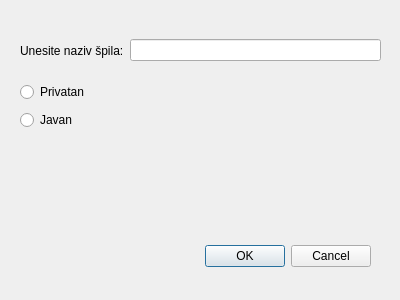
Old version of the form app/forms/createdeckdialog.ui in the repository bogdans55/StudySphere.
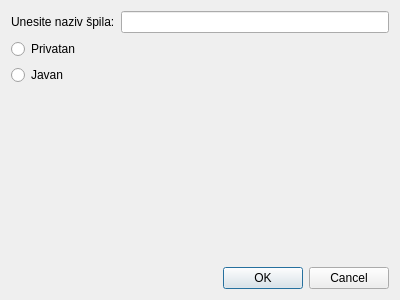
New version of the form.

What changed in the file:
```diff
--- a/app/forms/createdeckdialog.ui
+++ b/app/forms/createdeckdialog.ui
@@ -13,31 +13,8 @@
   <property name="windowTitle">
    <string>Dialog</string>
   </property>
-  <widget class="QDialogButtonBox" name="buttonBox">
-   <property name="geometry">
-    <rect>
-     <x>30</x>
-     <y>240</y>
-     <width>341</width>
-     <height>32</height>
-    </rect>
-   </property>
-   <property name="orientation">
-    <enum>Qt::Horizontal</enum>
-   </property>
-   <property name="standardButtons">
-    <set>QDialogButtonBox::Cancel|QDialogButtonBox::Ok</set>
-   </property>
-  </widget>
-  <widget class="QWidget" name="horizontalLayoutWidget">
-   <property name="geometry">
-    <rect>
-     <x>20</x>
-     <y>20</y>
-     <width>361</width>
-     <height>61</height>
-    </rect>
-   </property>
+  <layout class="QVBoxLayout" name="verticalLayout_2">
+   <item>
    <layout class="QHBoxLayout" name="horizontalLayout">
     <item>
      <widget class="QLabel" name="label">
@@ -50,16 +27,8 @@
      <widget class="QLineEdit" name="deckNameLineEdit"/>
     </item>
    </layout>
-  </widget>
-  <widget class="QWidget" name="verticalLayoutWidget">
-   <property name="geometry">
-    <rect>
-     <x>20</x>
-     <y>80</y>
-     <width>160</width>
-     <height>52</height>
-    </rect>
-   </property>
+   </item>
+   <item>
    <layout class="QVBoxLayout" name="verticalLayout">
     <item>
      <widget class="QRadioButton" name="PrivateRadioButton">
@@ -76,7 +45,31 @@
      </widget>
     </item>
    </layout>
-  </widget>
+   </item>
+   <item>
+    <spacer name="verticalSpacer">
+     <property name="orientation">
+      <enum>Qt::Vertical</enum>
+     </property>
+     <property name="sizeHint" stdset="0">
+      <size>
+       <width>20</width>
+       <height>40</height>
+      </size>
+     </property>
+    </spacer>
+   </item>
+   <item>
+    <widget class="QDialogButtonBox" name="buttonBox">
+     <property name="orientation">
+      <enum>Qt::Horizontal</enum>
+     </property>
+     <property name="standardButtons">
+      <set>QDialogButtonBox::Cancel|QDialogButtonBox::Ok</set>
+     </property>
+    </widget>
+   </item>
+  </layout>
  </widget>
  <resources/>
  <connections>
```
Lines whose indentation alone changed are shown as unchanged.
